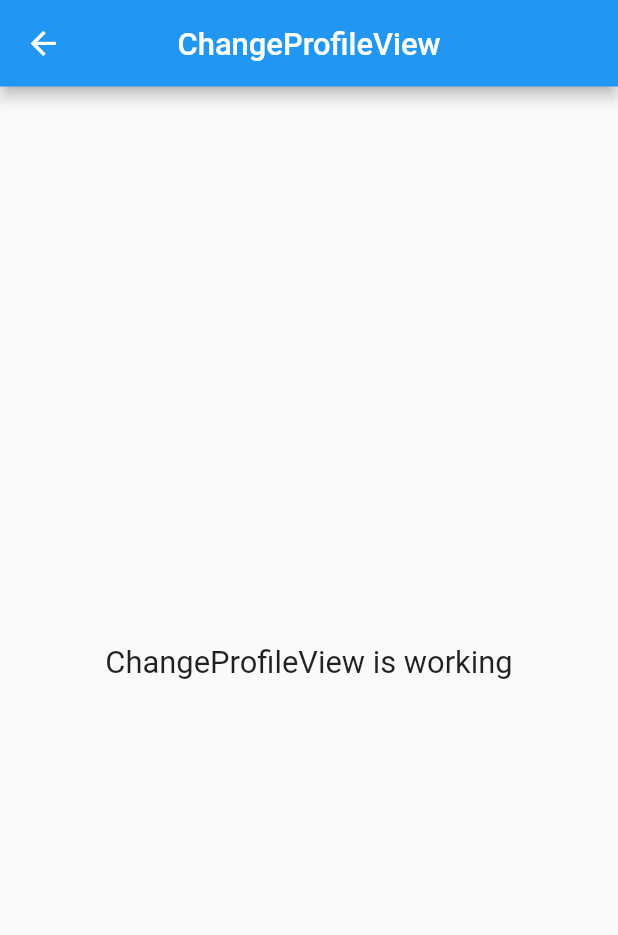
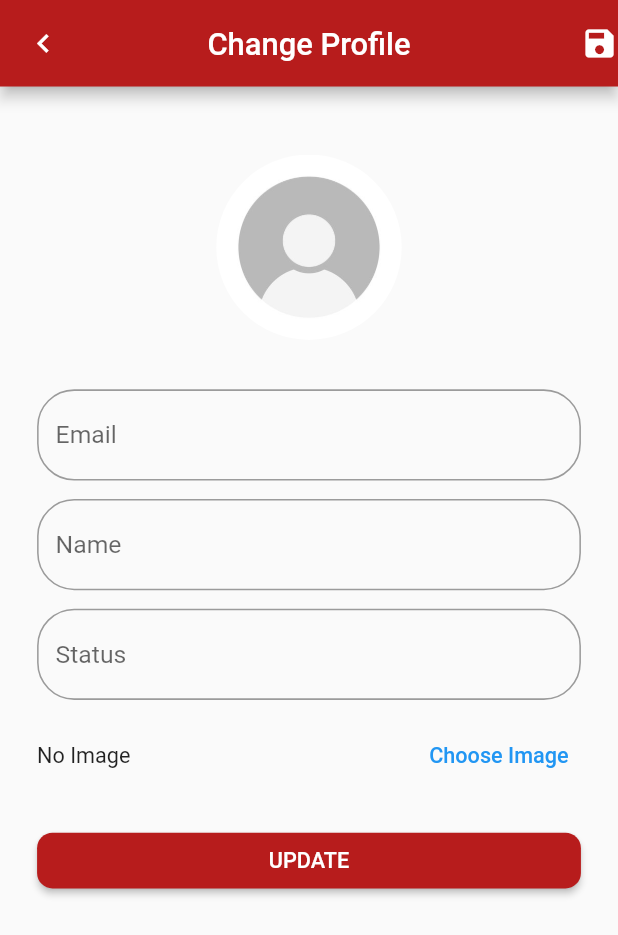
Before and after one commit to handika231/chat-app, a Flutter app: the ChangeProfileView screen opened by its route, on a phone screen of 412 x 824 dp. Shown: the top 935 px of the screen. Run offline on Flutter 3.47's test engine with Material 2 defaults, Android fonts, the phone set to English and light mode, and no system bars; drawn by our look-alikes of avatar_glow; our stand-ins replace firebase_core, get, get_it, introduction_screen, lottie, responsive_framework and 1 more; accounts and stored records are empty; project files that could hold a hidden picture were left out.

Commit message:
clear slicing change profile view

```diff
--- a/lib/app/application.dart
+++ b/lib/app/application.dart
@@ -44,7 +44,7 @@ class _ApplicationState extends State<Application> {
             title: "Chat App",
             debugShowCheckedModeBanner: false,
             initialRoute: splashController.isSplash.value
-                ? Routes.UPDATE_STATUS
+                ? Routes.CHANGE_PROFILE
                 : AppPages.INTRODUCTION,
             getPages: AppPages.routes,
           );
--- a/lib/app/modules/change_profile/views/change_profile_view.dart
+++ b/lib/app/modules/change_profile/views/change_profile_view.dart
@@ -1,5 +1,5 @@
+import 'package:avatar_glow/avatar_glow.dart';
 import 'package:flutter/material.dart';
-
 import 'package:get/get.dart';
 
 import '../controllers/change_profile_controller.dart';
@@ -10,15 +10,114 @@ class ChangeProfileView extends GetView<ChangeProfileController> {
   Widget build(BuildContext context) {
     return Scaffold(
       appBar: AppBar(
-        title: const Text('ChangeProfileView'),
+        backgroundColor: Colors.red[900],
+        leading: IconButton(
+          onPressed: () {
+            Get.back();
+          },
+          icon: const Icon(Icons.chevron_left),
+        ),
+        actions: const [Icon(Icons.save)],
+        title: const Text('Change Profile'),
         centerTitle: true,
       ),
-      body: Center(
-        child: Text(
-          'ChangeProfileView is working',
-          style: TextStyle(fontSize: 20),
+      body: Padding(
+        padding: const EdgeInsets.all(24),
+        child: ListView(
+          children: [
+            AvatarGlow(
+              endRadius: 80,
+              duration: const Duration(seconds: 2),
+              glowColor: Colors.grey,
+              repeat: true,
+              child: Container(
+                width: 120,
+                height: 120,
+                decoration: BoxDecoration(
+                  borderRadius: BorderRadius.circular(60),
+                  image: const DecorationImage(
+                    image: AssetImage('assets/profile.png'),
+                    fit: BoxFit.contain,
+                  ),
+                ),
+              ),
+            ),
+            const SizedBox(
+              height: 12,
+            ),
+            const CustomTextField(hint: 'Email'),
+            const SizedBox(
+              height: 12,
+            ),
+            const CustomTextField(hint: 'Name'),
+            const SizedBox(
+              height: 12,
+            ),
+            const CustomTextField(hint: 'Status'),
+            const SizedBox(
+              height: 12,
+            ),
+            Row(
+              mainAxisAlignment: MainAxisAlignment.spaceBetween,
+              children: [
+                const Text(
+                  'No Image',
+                ),
+                TextButton(
+                  onPressed: () {},
+                  child: const Text(
+                    "Choose Image",
+                  ),
+                ),
+              ],
+            ),
+            const SizedBox(
+              height: 20,
+            ),
+            ElevatedButton(
+              style: ElevatedButton.styleFrom(
+                backgroundColor: Colors.red[900],
+                shape: RoundedRectangleBorder(
+                  borderRadius: BorderRadius.circular(10),
+                ),
+              ),
+              child: const Text('UPDATE'),
+              onPressed: () {},
+            )
+          ],
         ),
       ),
     );
   }
 }
+
+class CustomTextField extends StatelessWidget {
+  final String hint;
+  const CustomTextField({
+    Key? key,
+    required this.hint,
+  }) : super(key: key);
+
+  @override
+  Widget build(BuildContext context) {
+    return TextField(
+      cursorColor: Colors.red[900],
+      decoration: InputDecoration(
+        hintText: hint,
+        focusedBorder: OutlineInputBorder(
+          borderRadius: BorderRadius.circular(24),
+          borderSide: BorderSide(
+            color: Colors.red[900]!,
+          ),
+        ),
+        border: OutlineInputBorder(
+          borderSide: BorderSide(
+            color: Colors.red[900]!,
+            width: 1,
+          ),
+          borderRadius: BorderRadius.circular(24),
+        ),
+      ),
+    );
+  }
+}
```
